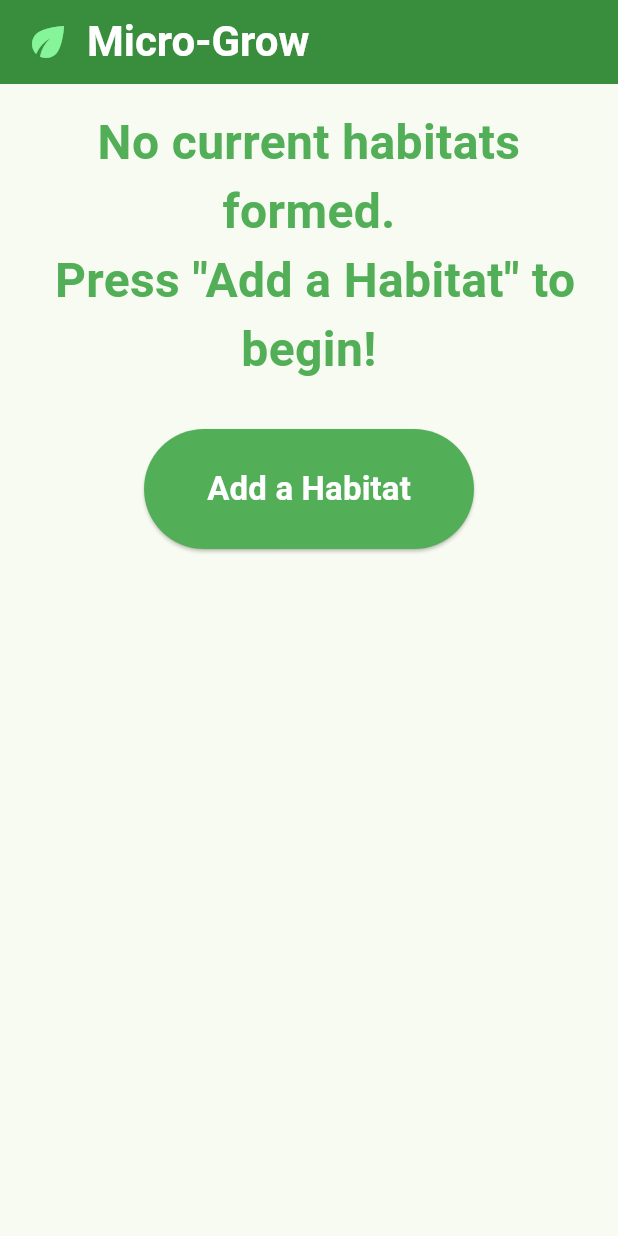
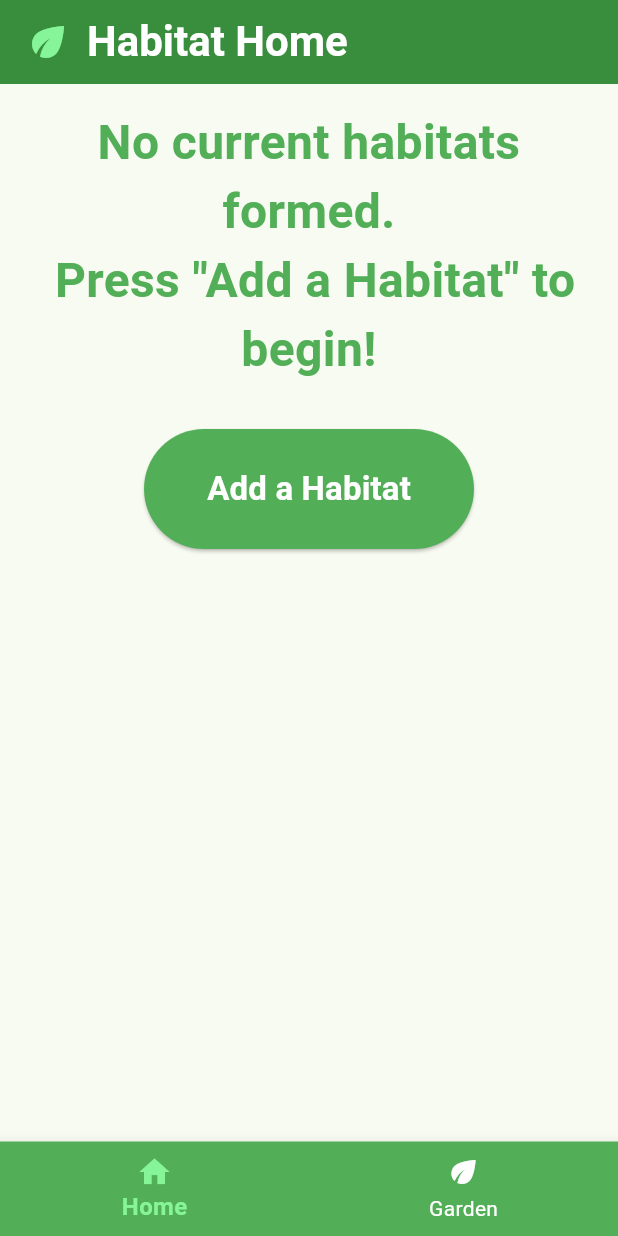
Before and after one commit to JakeWesta/microgrow, a Flutter app: the screen it shows after launch, on a phone screen of 412 x 824 dp. Run offline on Flutter 3.47's test engine with Material 3 defaults, Android fonts, the phone set to English and light mode, and no system bars; our stand-ins replace hive, hive_flutter, typed_data; missing offline and left inert: mqtt_client; accounts and stored records are empty; Roboto replaces fonts that are missing (Times).

Commit message:
Added a true main screen that has a bottom nav bar to go between habitat home/manager and the future tomagachi/garden area.

```diff
--- a/app/lib/main.dart
+++ b/app/lib/main.dart
@@ -3,8 +3,7 @@ import 'package:provider/provider.dart';
 import 'ui/home_screen.dart';
 import 'models/app_state.dart';
 import 'models/database.dart';
-import 'package:hive_flutter/hive_flutter.dart';
-import '/models/habitat_obj.dart';
+import 'ui/main_nav_screen.dart';
 
 void main() async {
   WidgetsFlutterBinding.ensureInitialized();
@@ -27,7 +26,7 @@ class MicroGrowApp extends StatelessWidget {
           useMaterial3: true,
           colorScheme: ColorScheme.fromSeed(seedColor: const Color.fromARGB(255, 15, 156, 10)),
         ),
-        home: HomeScreen(),
+        home: HomePage(),
       ),
     );
   }
--- a/app/lib/ui/home_screen.dart
+++ b/app/lib/ui/home_screen.dart
@@ -50,7 +50,7 @@ class HomeScreen extends StatelessWidget {
             Icon(Icons.eco, size: 32, color: const Color.fromARGB(255, 134, 245, 153)), // microgreen/leaf icon
             const SizedBox(width: 10),
             const Text(
-              'Micro-Grow',
+              'Habitat Home',
               style: TextStyle(
                 fontSize: 28,
                 fontWeight: FontWeight.bold,
--- /dev/null
+++ b/app/lib/ui/main_nav_screen.dart
@@ -0,0 +1,63 @@
+import 'package:flutter/material.dart';
+import 'home_screen.dart';
+import 'tomagachi_screen.dart';
+
+class HomePage extends StatefulWidget {
+  const HomePage({super.key});
+
+  @override
+  State<HomePage> createState() => _HomePageState();
+}
+
+class _HomePageState extends State<HomePage> {
+  int selectedIndex = 0;
+
+  @override
+  Widget build(BuildContext context) {
+    Widget page;
+    switch (selectedIndex) {
+      case 0:
+        page = const HomeScreen();
+        break;
+      case 1:
+        page = const TomagachiScreen();
+        break;
+      default:
+        page = const Center(child: Text('Unknown page'));
+    }
+
+    return Scaffold(
+      body: AnimatedSwitcher(
+        duration: const Duration(milliseconds: 200),
+        child: page,
+      ),
+      bottomNavigationBar: BottomNavigationBar(
+        items: const [
+          BottomNavigationBarItem(
+            icon: Icon(Icons.home),
+            label: 'Home',
+          ),
+          BottomNavigationBarItem(
+            icon: Icon(Icons.eco),
+            label: 'Garden',
+          ),
+        ],
+        currentIndex: selectedIndex,
+        onTap: (value) {
+          setState(() => selectedIndex = value);
+        },
+        backgroundColor: Color.fromARGB(255, 82, 175, 88),
+        selectedItemColor: Color.fromARGB(255, 134, 245, 153),
+        unselectedItemColor: Colors.white,
+        selectedLabelStyle: const TextStyle(
+          fontSize: 16,
+          fontWeight: FontWeight.bold,
+        ),
+        unselectedLabelStyle: const TextStyle(
+          fontSize: 14,
+          fontWeight: FontWeight.normal,
+        ),
+      ),
+    );
+  }
+}
```
Also changed, not shown: app/lib/ui/tomagachi_screen.dart (added, +42 -0 lines).
